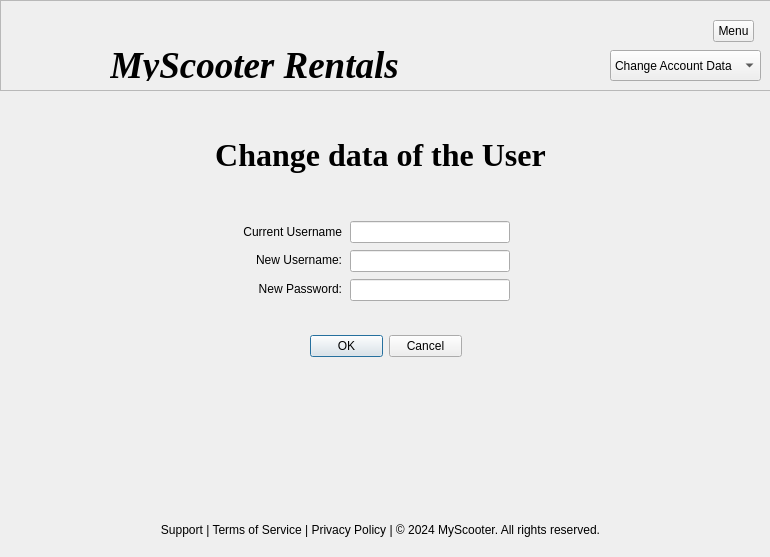
Old version of the form changedata.ui in the repository DanielleSamaroo/Group-5-Scooters.
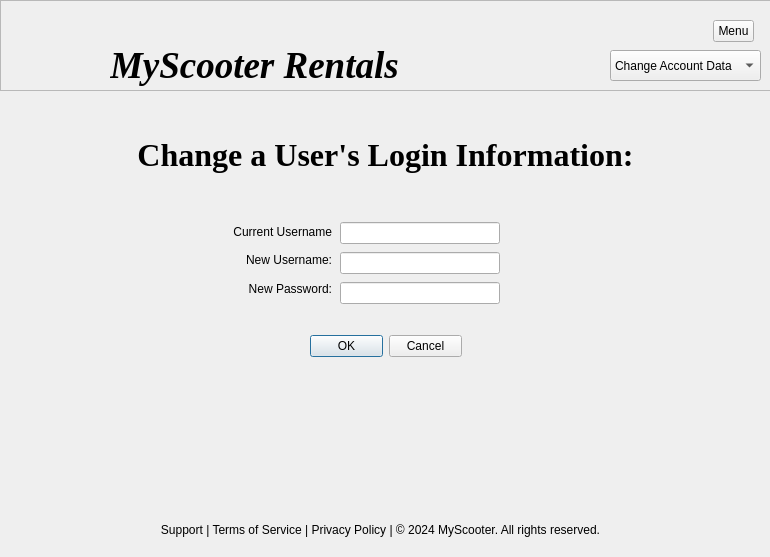
New version of the form. Icons and pictures are not drawn.

Patch:
```diff
--- a/changedata.ui
+++ b/changedata.ui
@@ -16,7 +16,7 @@
   <widget class="QWidget" name="verticalLayoutWidget">
    <property name="geometry">
     <rect>
-     <x>230</x>
+     <x>220</x>
      <y>220</y>
      <width>112</width>
      <height>80</height>
@@ -58,21 +58,105 @@
   <widget class="QWidget" name="verticalLayoutWidget_2">
    <property name="geometry">
     <rect>
-     <x>350</x>
+     <x>340</x>
      <y>220</y>
      <width>160</width>
-     <height>85</height>
+     <height>86</height>
     </rect>
    </property>
    <layout class="QVBoxLayout" name="verticalLayout_2">
     <item>
-     <widget class="QLineEdit" name="lineEdit"/>
+     <widget class="QLineEdit" name="lineEdit">
+      <property name="palette">
+       <palette>
+        <active>
+         <colorrole role="Text">
+          <brush brushstyle="SolidPattern">
+           <color alpha="255">
+            <red>255</red>
+            <green>255</green>
+            <blue>255</blue>
+           </color>
+          </brush>
+         </colorrole>
+        </active>
+        <inactive>
+         <colorrole role="Text">
+          <brush brushstyle="SolidPattern">
+           <color alpha="255">
+            <red>255</red>
+            <green>255</green>
+            <blue>255</blue>
+           </color>
+          </brush>
+         </colorrole>
+        </inactive>
+        <disabled/>
+       </palette>
+      </property>
+     </widget>
     </item>
     <item>
-     <widget class="QLineEdit" name="lineEdit_2"/>
+     <widget class="QLineEdit" name="lineEdit_2">
+      <property name="palette">
+       <palette>
+        <active>
+         <colorrole role="Text">
+          <brush brushstyle="SolidPattern">
+           <color alpha="255">
+            <red>255</red>
+            <green>255</green>
+            <blue>255</blue>
+           </color>
+          </brush>
+         </colorrole>
+        </active>
+        <inactive>
+         <colorrole role="Text">
+          <brush brushstyle="SolidPattern">
+           <color alpha="255">
+            <red>255</red>
+            <green>255</green>
+            <blue>255</blue>
+           </color>
+          </brush>
+         </colorrole>
+        </inactive>
+        <disabled/>
+       </palette>
+      </property>
+     </widget>
     </item>
     <item>
-     <widget class="QLineEdit" name="lineEdit_3"/>
+     <widget class="QLineEdit" name="lineEdit_3">
+      <property name="palette">
+       <palette>
+        <active>
+         <colorrole role="Text">
+          <brush brushstyle="SolidPattern">
+           <color alpha="255">
+            <red>255</red>
+            <green>255</green>
+            <blue>255</blue>
+           </color>
+          </brush>
+         </colorrole>
+        </active>
+        <inactive>
+         <colorrole role="Text">
+          <brush brushstyle="SolidPattern">
+           <color alpha="255">
+            <red>255</red>
+            <green>255</green>
+            <blue>255</blue>
+           </color>
+          </brush>
+         </colorrole>
+        </inactive>
+        <disabled/>
+       </palette>
+      </property>
+     </widget>
     </item>
    </layout>
   </widget>
@@ -124,9 +208,9 @@
     <property name="geometry">
      <rect>
       <x>110</x>
-      <y>50</y>
+      <y>40</y>
       <width>441</width>
-      <height>31</height>
+      <height>50</height>
      </rect>
     </property>
     <property name="font">
@@ -245,7 +329,7 @@
     <rect>
      <x>0</x>
      <y>129</y>
-     <width>761</width>
+     <width>771</width>
      <height>51</height>
     </rect>
    </property>
@@ -258,7 +342,7 @@
     </font>
    </property>
    <property name="text">
-    <string>Change data of the User</string>
+    <string>Change a User's Login Information:</string>
    </property>
    <property name="alignment">
     <set>Qt::AlignCenter</set>
```
